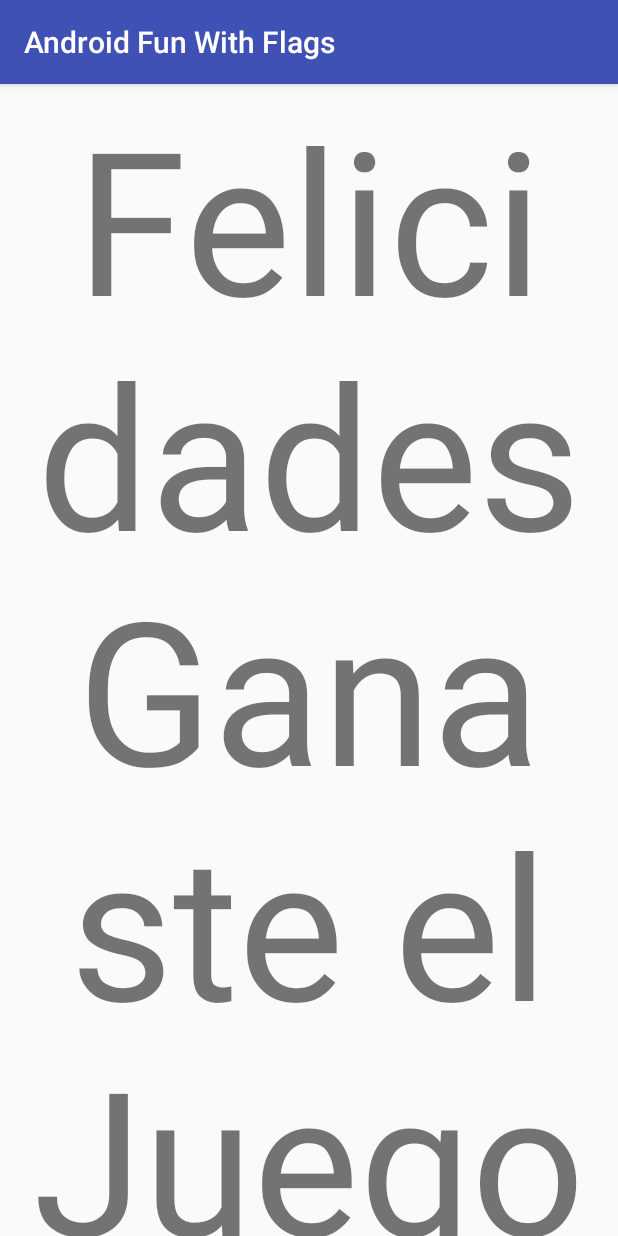
After one commit to yJoels/android-fun-with-flags-quiz-app, an Android app: the resultados screen opened directly, with no data from a screen before it, on a phone screen of 412 x 824 dp. The commit adds this screen. Run offline under Robolectric (Android 15) with nearby library versions, the phone set to English and light mode, and no system bars.

Commit message:
Actualizado 2.0

```diff
--- /dev/null
+++ b/app/src/main/java/com/nadershamma/apps/androidfunwithflags/resultados.java
@@ -0,0 +1,21 @@
+package com.nadershamma.apps.androidfunwithflags;
+
+import android.content.Intent;
+import android.support.v7.app.AppCompatActivity;
+import android.os.Bundle;
+import android.view.View;
+
+public class resultados extends AppCompatActivity {
+
+    @Override
+    protected void onCreate(Bundle savedInstanceState) {
+        super.onCreate(savedInstanceState);
+        setContentView(R.layout.activity_resultados);
+    }
+
+    public void Volver(View view){
+        Intent intent = new Intent(this,login_activity.class);
+        startActivity(intent);
+        finish();
+    }
+}
--- /dev/null
+++ b/app/src/main/res/layout/activity_resultados.xml
@@ -0,0 +1,26 @@
+<?xml version="1.0" encoding="utf-8"?>
+<LinearLayout xmlns:android="http://schemas.android.com/apk/res/android"
+    xmlns:app="http://schemas.android.com/apk/res-auto"
+    xmlns:tools="http://schemas.android.com/tools"
+    android:layout_width="match_parent"
+    android:layout_height="match_parent"
+    android:orientation="vertical"
+    tools:context=".resultados">
+
+    <TextView
+        android:id="@+id/textView2"
+        android:layout_width="match_parent"
+        android:layout_height="wrap_content"
+        android:layout_gravity="center"
+        android:textSize="200px"
+        android:textAlignment="center"
+        android:text="@string/titulo_finjuego" />
+
+    <Button
+        android:id="@+id/button12"
+        android:layout_width="match_parent"
+        android:layout_height="wrap_content"
+        android:textSize="60px"
+        android:text="@string/button_salir"
+        android:onClick="Volver"/>
+</LinearLayout>
--- a/app/src/main/res/values/strings.xml
+++ b/app/src/main/res/values/strings.xml
@@ -22,4 +22,8 @@
     <string name="titulo_password">Password</string>
     <string name="hint_nombre">Ingrese el Nombre</string>
     <string name="hint_password">Ingrese su Password</string>
+    <string name="titulo_finjuego">Felicidades Ganaste el Juego</string>
+
+    <string name="button_salir">Salir</string>
+
 </resources>
```
Also changed, not shown: app/src/main/AndroidManifest.xml (+8 -5 lines), app/src/main/java/com/nadershamma/apps/androidfunwithflags/MainActivity.java (+6 -1 lines), app/src/main/java/com/nadershamma/apps/androidfunwithflags/MainActivityFragment.java (+31 -4 lines), app/src/main/java/com/nadershamma/apps/androidfunwithflags/login_activity.java (+25 -0 lines), app/src/main/res/layout/activity_login.xml (+4 -3 lines), app/src/main/res/layout/activity_main.xml (+8 -0 lines).
